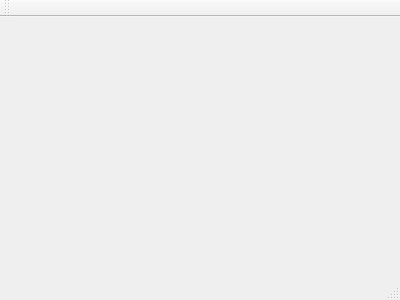
Qt form QT/MainWindowMenu/mainwindowmenu.ui (wangbjun/learnCpp) before a commit.
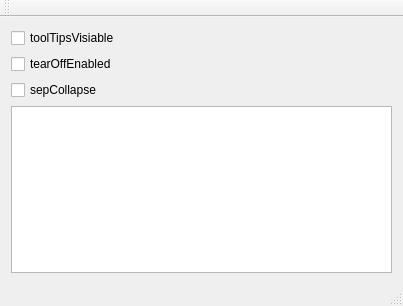
The same form after that commit.

```diff
--- a/QT/MainWindowMenu/mainwindowmenu.ui
+++ b/QT/MainWindowMenu/mainwindowmenu.ui
@@ -1,24 +1,66 @@
 <ui version="4.0">
  <class>MainWindowMenu</class>
- <widget class="QMainWindow" name="MainWindowMenu" >
-  <property name="geometry" >
+ <widget class="QMainWindow" name="MainWindowMenu">
+  <property name="geometry">
    <rect>
     <x>0</x>
     <y>0</y>
-    <width>400</width>
-    <height>300</height>
+    <width>403</width>
+    <height>306</height>
    </rect>
   </property>
   <property name="windowTitle" >
    <string>MainWindowMenu</string>
   </property>
-  <widget class="QMenuBar" name="menuBar" />
-  <widget class="QToolBar" name="mainToolBar" />
-  <widget class="QWidget" name="centralWidget" />
-  <widget class="QStatusBar" name="statusBar" />
+  <widget class="QWidget" name="centralWidget">
+   <layout class="QGridLayout" name="gridLayout">
+    <item row="0" column="0">
+     <widget class="QCheckBox" name="checkBox_tips">
+      <property name="text">
+       <string>toolTipsVisiable</string>
+      </property>
+     </widget>
+    </item>
+    <item row="1" column="0">
+     <widget class="QCheckBox" name="checkBox_tear">
+      <property name="text">
+       <string>tearOffEnabled</string>
+      </property>
+     </widget>
+    </item>
+    <item row="2" column="0">
+     <widget class="QCheckBox" name="checkBox_sep">
+      <property name="text">
+       <string>sepCollapse</string>
+      </property>
+     </widget>
+    </item>
+    <item row="3" column="0">
+     <widget class="QTextEdit" name="textEdit"/>
+    </item>
+   </layout>
+  </widget>
+  <widget class="QMenuBar" name="menuBar">
+   <property name="geometry">
+    <rect>
+     <x>0</x>
+     <y>0</y>
+     <width>403</width>
+     <height>28</height>
+    </rect>
+   </property>
+  </widget>
+  <widget class="QToolBar" name="mainToolBar">
+   <attribute name="toolBarArea">
+    <enum>TopToolBarArea</enum>
+   </attribute>
+   <attribute name="toolBarBreak">
+    <bool>false</bool>
+   </attribute>
+  </widget>
+  <widget class="QStatusBar" name="statusBar"/>
  </widget>
- <layoutDefault spacing="6" margin="11" />
- <pixmapfunction></pixmapfunction>
+ <layoutdefault spacing="6" margin="11"/>
  <resources/>
  <connections/>
 </ui>
```
Left out of the diff: 3 changed lines with no effect on the pictures.
